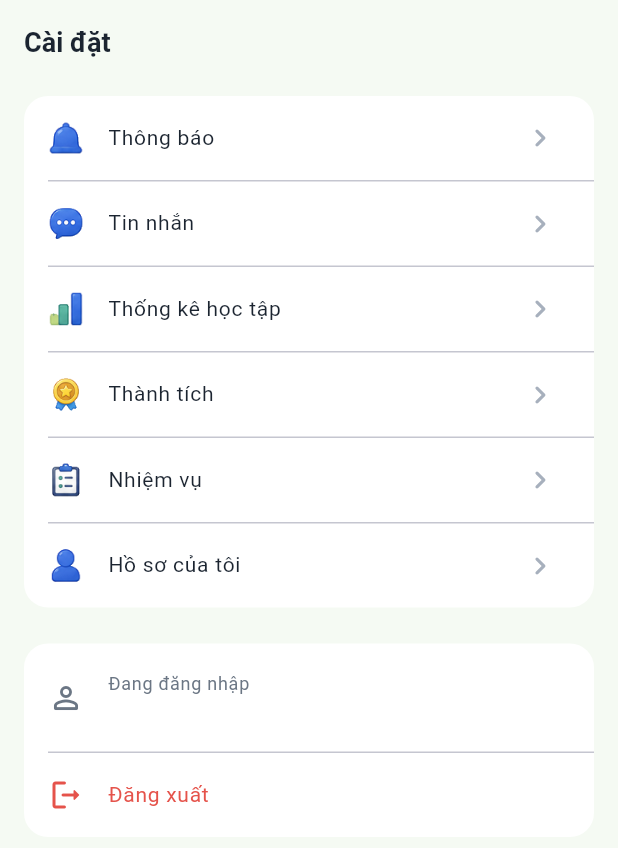
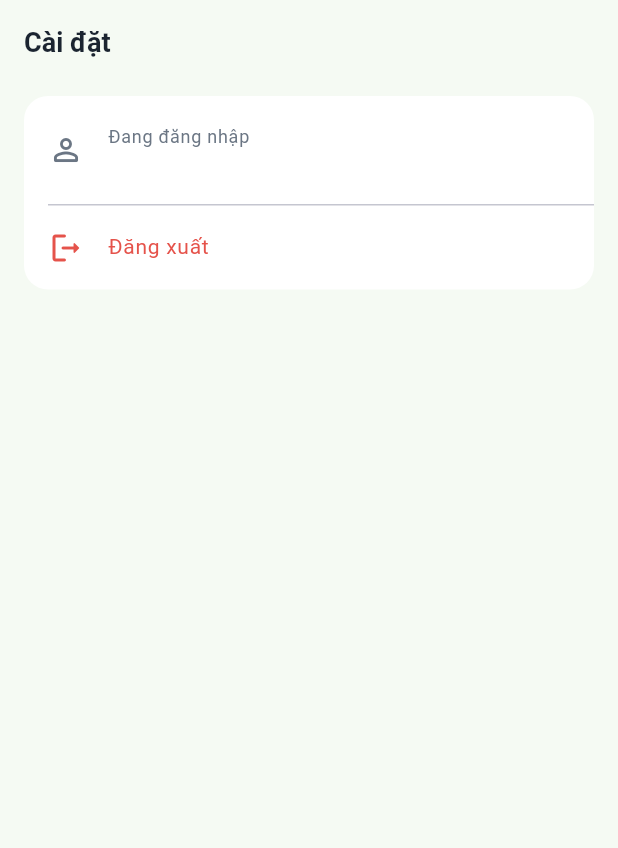
Before and after one commit to khanh11-int/Parrot-English-App, a Flutter app: the SettingsPage screen opened by its route, on a phone screen of 412 x 824 dp. Shown: the top 848 px of the screen. Run offline on Flutter 3.47's test engine with Material 3 defaults, Android fonts, the phone set to English and light mode, and no system bars; our stand-ins replace cloud_firestore, dio, firebase_auth, firebase_core, flutter_riverpod, go_router; accounts and stored records are empty.

Commit message:
refactor: trang Cài đặt bỏ danh sách 6 mục chưa có trang
Cả 6 mục (Thông báo, Tin nhắn, Thống kê học tập, Thành tích, Nhiệm vụ, Hồ sơ
của tôi) đều `onTap: null` vì chưa trang nào tồn tại — mỗi dòng có mũi
chevron mời bấm nhưng bấm không đi đâu. Bỏ luôn cả `_SettingsEntry` và
`_SettingsRow`.

Trang giờ chỉ còn thẻ tài khoản: email đang đăng nhập + nút Đăng xuất.

Không xoá icon trong `assets/images/icons/` — chúng là một bộ hoàn chỉnh để
dựng lại mấy mục này khi có trang thật. Năm hằng số `iconStats`,
`iconAchievement`, `iconNotification`, `iconSettings`, `iconSignOut` hiện
chưa nơi nào dùng, giữ lại có chủ ý.

```diff
--- a/lib/features/profile/presentation/pages/settings_page.dart
+++ b/lib/features/profile/presentation/pages/settings_page.dart
@@ -1,36 +1,19 @@
 import 'package:flutter/material.dart';
 import 'package:flutter_riverpod/flutter_riverpod.dart';
 
-import '../../../auth/presentation/providers/auth_providers.dart';
-
-import '../../../../core/constants/app_assets.dart';
 import '../../../../core/theme/app_colors.dart';
 import '../../../../core/theme/app_spacing.dart';
 import '../../../../core/theme/app_text_styles.dart';
+import '../../../auth/presentation/providers/auth_providers.dart';
 
-/// Một mục trong danh sách Cài đặt.
+/// Trang Cài đặt.
 ///
-/// Chưa mục nào có trang riêng, nên chưa cần field đường dẫn — thêm khi dựng
-/// trang đầu tiên.
-class _SettingsEntry {
-  const _SettingsEntry({required this.label, required this.iconAsset});
-
-  final String label;
-  final String iconAsset;
-}
-
-/// Trang Cài đặt — dùng lại bộ `assets/images/icons/`.
+/// Chỉ còn thẻ tài khoản. Trước đây trên nó là danh sách 6 mục (Thông báo, Tin
+/// nhắn, Thống kê học tập, Thành tích, Nhiệm vụ, Hồ sơ của tôi) — cả 6 đều
+/// `onTap: null` vì chưa có trang nào, tức một danh sách chỉ để ngắm. Đã bỏ;
+/// dựng lại từng mục khi trang tương ứng có thật.
 class SettingsPage extends ConsumerWidget {
   const SettingsPage({super.key});
-
-  static const _entries = [
-    _SettingsEntry(label: 'Thông báo', iconAsset: AppAssets.iconNotification),
-    _SettingsEntry(label: 'Tin nhắn', iconAsset: AppAssets.iconMessage),
-    _SettingsEntry(label: 'Thống kê học tập', iconAsset: AppAssets.iconStats),
-    _SettingsEntry(label: 'Thành tích', iconAsset: AppAssets.iconAchievement),
-    _SettingsEntry(label: 'Nhiệm vụ', iconAsset: AppAssets.iconQuest),
-    _SettingsEntry(label: 'Hồ sơ của tôi', iconAsset: AppAssets.iconProfile),
-  ];
 
   @override
   Widget build(BuildContext context, WidgetRef ref) {
@@ -43,20 +26,6 @@ class SettingsPage extends ConsumerWidget {
           padding: AppSpacing.pagePadding,
           children: [
             const SizedBox(height: AppSpacing.sm),
-            Material(
-              color: AppColors.bgBase,
-              borderRadius: AppRadius.cardBorder,
-              child: Column(
-                children: [
-                  for (final entry in _entries) ...[
-                    _SettingsRow(entry: entry),
-                    if (entry != _entries.last)
-                      const Divider(height: 1, indent: AppSpacing.lg),
-                  ],
-                ],
-              ),
-            ),
-            const SizedBox(height: AppSpacing.xl),
             if (currentUser != null) _AccountCard(email: currentUser.email),
             const SizedBox(height: AppSpacing.xl),
           ],
@@ -133,24 +102,3 @@ class _AccountCard extends ConsumerWidget {
     await ref.read(authControllerProvider.notifier).signOut();
   }
 }
-
-class _SettingsRow extends StatelessWidget {
-  const _SettingsRow({required this.entry});
-
-  final _SettingsEntry entry;
-
-  @override
-  Widget build(BuildContext context) {
-    return ListTile(
-      leading: Image.asset(entry.iconAsset, width: 24, height: 24),
-      title: Text(entry.label, style: AppTextStyles.body),
-      trailing: const Icon(
-        Icons.chevron_right_rounded,
-        color: AppColors.textDisabled,
-      ),
-      // Mọi mục đều chưa có trang nên `onTap` để `null`: người dùng thấy ngay
-      // là chưa bấm được, thay vì bấm rồi không có gì xảy ra.
-      onTap: null,
-    );
-  }
-}
```
Also changed, not shown: 3 other files.
